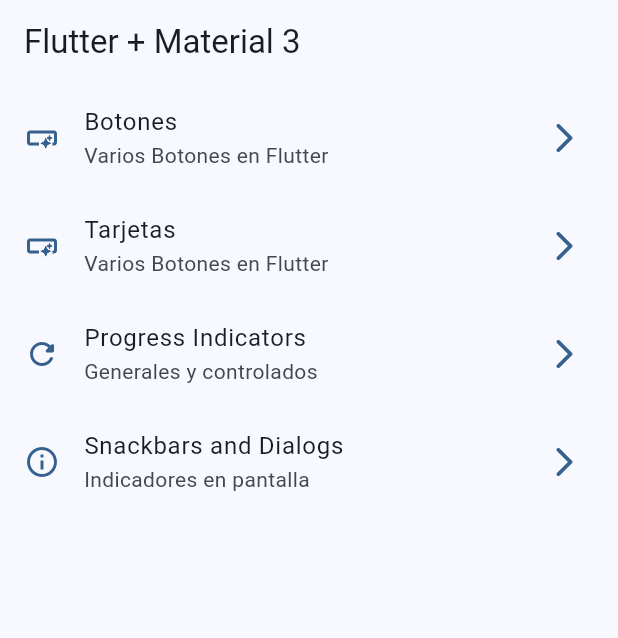
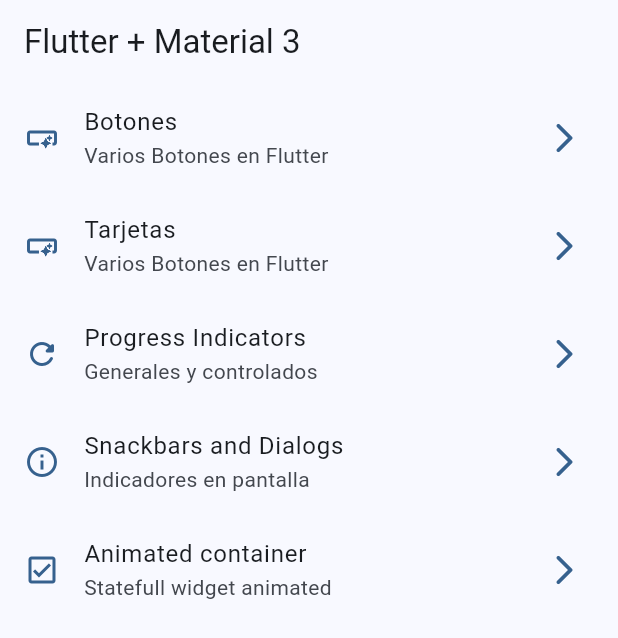
Before and after one commit to Gertobar/flutter-widgets-app, a Flutter app: the screen it shows after launch, on a phone screen of 412 x 824 dp. Shown: the top 638 px of the screen. Run offline on Flutter 3.47's test engine with Material 3 defaults, Android fonts, the phone set to English and light mode, and no system bars; our stand-ins replace go_router.

Commit message:
Animated container terminado

```diff
--- a/lib/config/menu/menu_items.dart
+++ b/lib/config/menu/menu_items.dart
@@ -42,4 +42,11 @@ const appMenuItem = <MenuItem>[
     link: '/snackbars',
     icon: Icons.info_outline,
   ),
+
+      MenuItem(
+    title: 'Animated container',
+    subTitle: 'Statefull widget animated',
+    link: '/animated',
+    icon: Icons.check_box_outlined,
+  ),
 ];
--- a/lib/config/router/app_roouter.dart
+++ b/lib/config/router/app_roouter.dart
@@ -33,10 +33,16 @@ final appRouter = GoRouter(
       builder: (context, state) => ProgressScreen(),
     ),
 
-        GoRoute(
+    GoRoute(
       path: '/snackbars',
       name: SnackbaarScreen.name,
       builder: (context, state) => SnackbaarScreen(),
     ),
+
+        GoRoute(
+      path: '/animated',
+      name: AnimatedScreen.name,
+      builder: (context, state) => AnimatedScreen(),
+    ),
   ],
 );
```
Also changed, not shown: lib/features/presentation/screens/animated/animated_screen.dart (+53 -2 lines).
